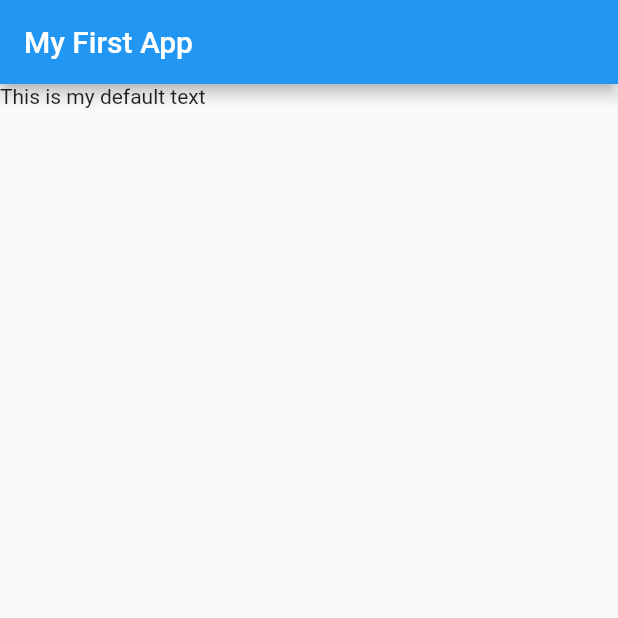
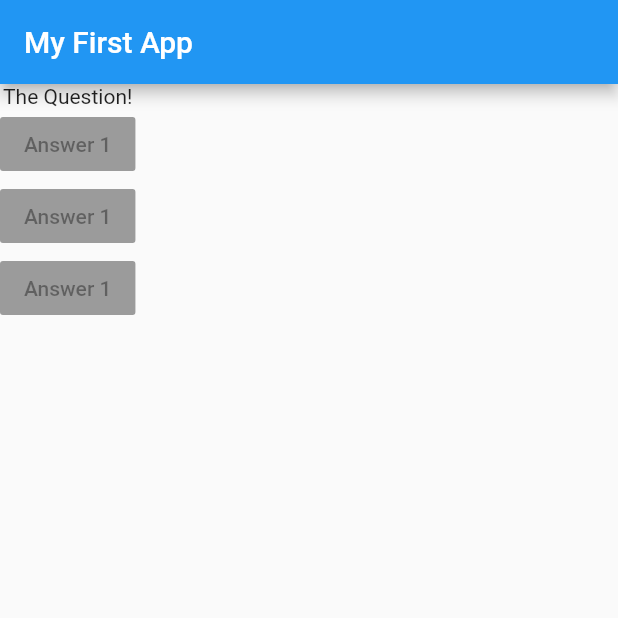
Before and after one commit to aliakgoz/quiz_app, a Flutter app: the screen it shows after launch, on a phone screen of 412 x 824 dp, the top half of it. Run offline on Flutter 3.47's test engine with Material 2 defaults, Android fonts, the phone set to English and light mode, and no system bars.

Commit message:
The question!

```diff
--- a/lib/main.dart
+++ b/lib/main.dart
@@ -10,12 +10,32 @@ void main() => runApp(MyApp());
 class MyApp extends StatelessWidget {
   @override
   Widget build(BuildContext context) {
+    var questions = [
+      'What\'s your favorite color?',
+      'What\'s your favorite animal?',
+    ];
     return MaterialApp(
       home: Scaffold(
         appBar: AppBar(
           title: Text('My First App'),
         ),
-        body: Text('This is my default text'),
+        body: Column(
+          children: <Widget>[
+            Text('The Question!'),
+            RaisedButton(
+              child: Text('Answer 1'),
+              onPressed: null,
+            ),
+            RaisedButton(
+              child: Text('Answer 1'),
+              onPressed: null,
+            ),
+            RaisedButton(
+              child: Text('Answer 1'),
+              onPressed: null,
+            ),
+          ],
+        ),
       ),
     );
   }
```
